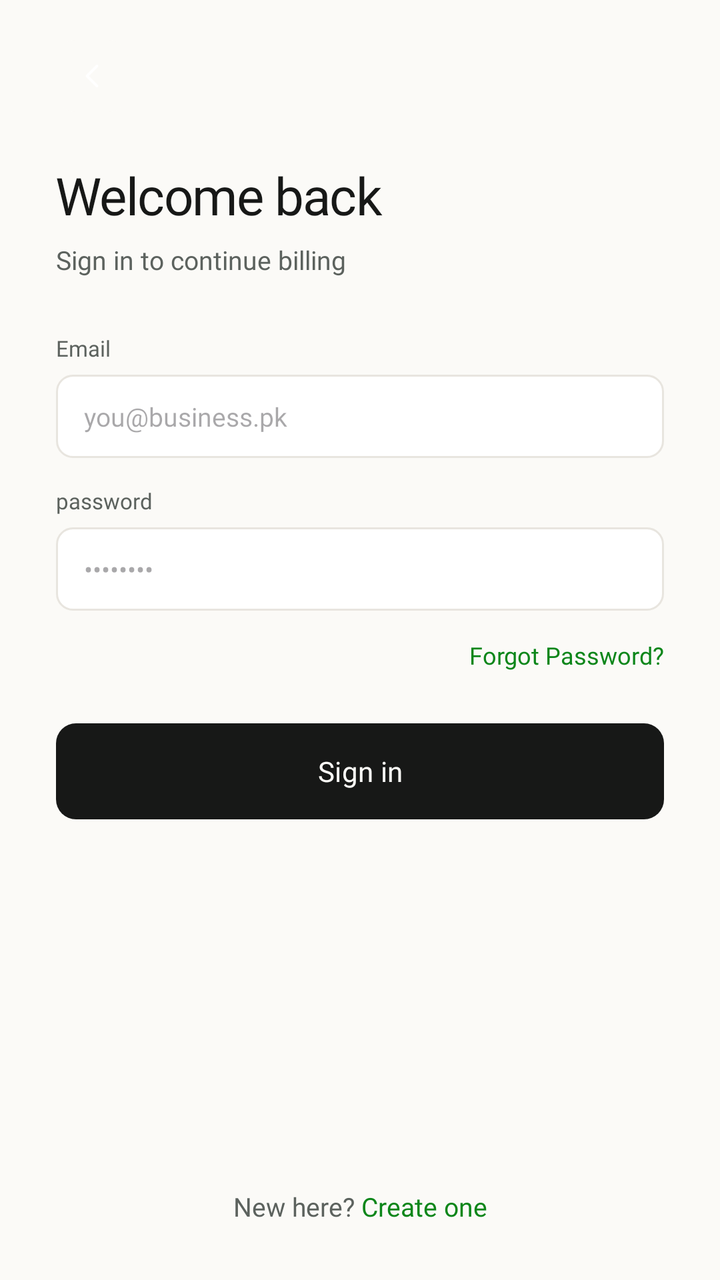
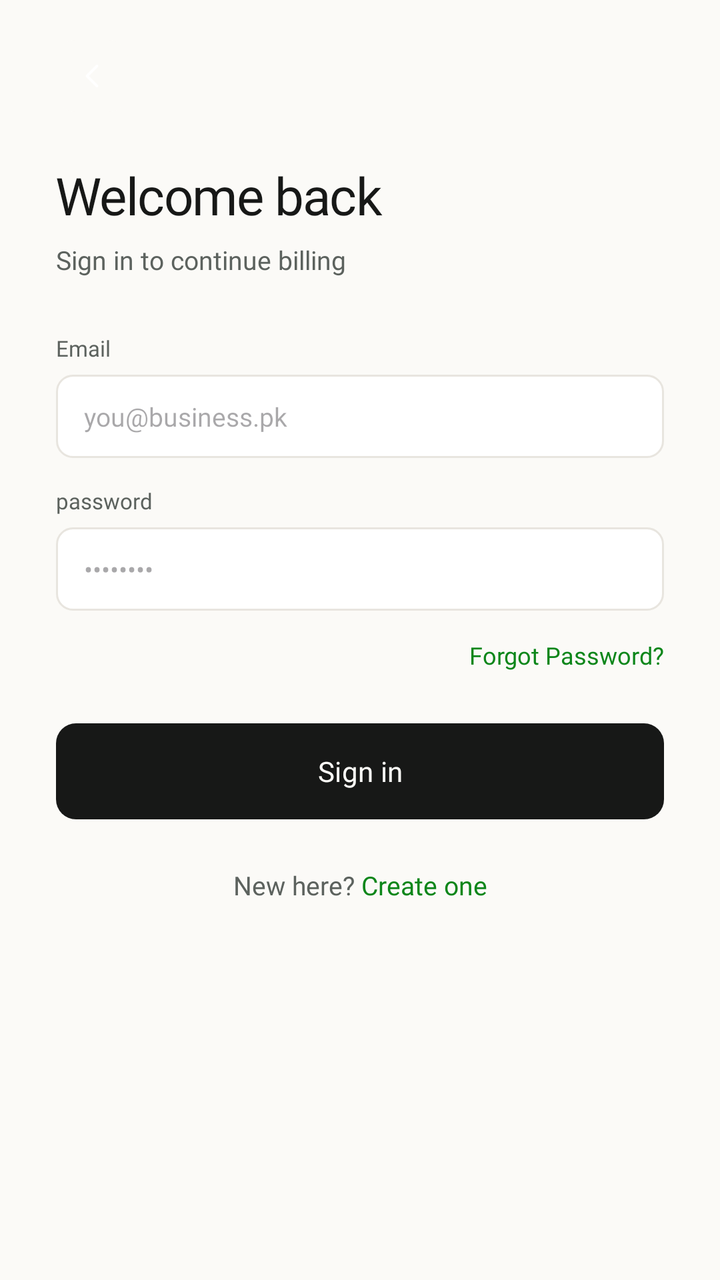

The first picture is an Android layout as it rendered before a commit; the second is the same layout after the commit. The layout source and the unified diff follow.
<!-- AndroidManifest.xml: application theme Theme.InvoiceGenerator -->
<!-- res/layout/fragment_login_screen.xml -->
<?xml version="1.0" encoding="utf-8"?>
<androidx.constraintlayout.widget.ConstraintLayout xmlns:android="http://schemas.android.com/apk/res/android"
    xmlns:app="http://schemas.android.com/apk/res-auto"
    xmlns:tools="http://schemas.android.com/tools"
    android:layout_width="match_parent"
    android:layout_height="match_parent"
    android:background="@color/bg_cream"
    android:paddingTop="20dp"
    android:paddingHorizontal="28dp"
    android:paddingBottom="28dp">


    <View
        android:id="@+id/backbtnview"
        android:layout_width="36dp"
        android:layout_height="36dp"
        android:background="@drawable/bg_login_back_icon"
        app:layout_constraintStart_toStartOf="parent"
        app:layout_constraintTop_toTopOf="parent"
       />
    <ImageView
        android:id="@+id/backbtn"
        android:layout_width="20dp"
        android:layout_height="20dp"
        android:background="@drawable/ic_login_screen"
        android:clickable="true"
        app:layout_constraintStart_toStartOf="@+id/backbtnview"
        app:layout_constraintTop_toTopOf="@+id/backbtnview"
        android:scaleType="fitCenter"
        app:layout_constraintEnd_toEndOf="@+id/backbtnview"
        app:layout_constraintBottom_toBottomOf="@+id/backbtnview"
        />

    <TextView
        android:id="@+id/textView5"
        android:layout_width="wrap_content"
        android:layout_height="wrap_content"
        android:layout_marginTop="24dp"
        android:fontFamily="@font/inter_bold"
        android:letterSpacing="-0.02"
        android:textColor="@color/text_primary"
        android:text="Welcome back"
        android:textSize="26sp"
        app:layout_constraintStart_toStartOf="parent"
        app:layout_constraintTop_toBottomOf="@+id/backbtnview" />

    <TextView
        android:id="@+id/subheading"
        android:layout_width="wrap_content"
        android:layout_height="wrap_content"
        android:layout_marginTop="6dp"
        android:text="Sign in to continue billing "
        android:textSize="13sp"
        android:fontFamily="@font/inter"
        android:layout_marginBottom="28sp"
        android:textColor="@color/text_grey"
        app:layout_constraintStart_toStartOf="parent"
        app:layout_constraintTop_toBottomOf="@+id/textView5"
        />

    <TextView
        android:id="@+id/emailLabel"
        android:layout_width="wrap_content"
        android:layout_height="wrap_content"
        android:fontFamily="@font/inter_medium"
        android:text="Email"
        android:textColor="@color/text_grey"
        android:textSize="11sp"
        tools:layout_editor_absoluteX="46dp"
        tools:layout_editor_absoluteY="194dp"
        android:layout_marginTop="28dp"
        app:layout_constraintStart_toStartOf="parent"
        app:layout_constraintTop_toBottomOf="@+id/subheading"/>

    <EditText
        android:id="@+id/editTextTextEmailAddress"
        android:layout_width="match_parent"
        android:layout_marginTop="6dp"
        android:layout_height="wrap_content"
        android:background="@drawable/bg_input_field"
        android:ems="10"
        android:fontFamily="@font/inter"
        android:hint="you@business.pk"
        android:inputType="textEmailAddress"
        android:paddingHorizontal="14dp"
        android:paddingVertical="12dp"
        android:textColor="@color/text_primary"
        android:textSize="13sp"
        app:layout_constraintEnd_toEndOf="parent"
        app:layout_constraintStart_toStartOf="parent"
        tools:layout_editor_absoluteY="197dp"
        app:layout_constraintTop_toBottomOf="@+id/emailLabel"
        />

    <TextView
        android:id="@+id/passLabel"
        android:layout_width="wrap_content"
        android:layout_height="wrap_content"
        android:layout_marginTop="14dp"
        android:fontFamily="@font/inter_medium"
        android:text="password"
        android:textColor="@color/text_grey"
        android:textSize="11sp"
        app:layout_constraintStart_toStartOf="parent"
        app:layout_constraintTop_toBottomOf="@+id/editTextTextEmailAddress" />

    <EditText
        android:id="@+id/editTextTextPassword"
        android:inputType="textPassword"
        android:layout_width="match_parent"
        android:layout_marginTop="6dp"
        android:layout_height="wrap_content"
        android:background="@drawable/bg_input_field"
        android:ems="10"
        android:fontFamily="@font/inter"
        android:hint="••••••••"
        android:paddingHorizontal="14dp"
        android:paddingVertical="12dp"
        android:textColor="@color/text_primary"
        android:textSize="13sp"
        tools:layout_editor_absoluteX="38dp"
        tools:layout_editor_absoluteY="293dp"
        app:layout_constraintStart_toStartOf="parent"
        app:layout_constraintTop_toBottomOf="@+id/passLabel"
        app:layout_constraintEnd_toEndOf="parent"
        />

    <TextView
        android:id="@+id/forgotPass"
        android:layout_width="wrap_content"
        android:layout_height="wrap_content"
        android:clickable="true"
        android:fontFamily="@font/inter_medium"
        android:text="Forgot Password?"
        android:textColor="@color/primary_green"
        android:textSize="12sp"
        android:layout_marginTop="14dp"
        app:layout_constraintEnd_toEndOf="parent"
        app:layout_constraintTop_toBottomOf="@id/editTextTextPassword"
        tools:layout_editor_absoluteX="278dp"
        tools:layout_editor_absoluteY="353dp" />

    <Button
        android:id="@+id/button2"
        android:layout_width="match_parent"
        android:layout_height="wrap_content"
        android:layout_marginTop="26dp"
        android:background="@drawable/sign_in_button_bg"
        android:fontFamily="@font/inter_semibold"
        android:paddingHorizontal="14dp"
        android:text="Sign in"
        android:textColor="@color/btn_text_light"
        android:textSize="14sp"
        app:backgroundTint="@null"
        app:layout_constraintEnd_toEndOf="parent"
        app:layout_constraintStart_toStartOf="parent"
        app:layout_constraintTop_toBottomOf="@id/forgotPass"
        android:gravity="center"/>

    <TextView
        android:id="@+id/textView6"
        android:layout_width="wrap_content"
        android:layout_height="wrap_content"
        android:text="New here? "
        android:textColor="@color/text_grey"
        android:textSize="13sp"
        android:fontFamily="@font/inter"
        android:paddingTop="24dp"
        app:layout_constraintBottom_toBottomOf="parent"
        app:layout_constraintStart_toStartOf="parent"
        app:layout_constraintEnd_toStartOf="@id/createone"
        app:layout_constraintHorizontal_chainStyle="packed" />

    <TextView
        android:id="@+id/createone"
        android:layout_width="wrap_content"
        android:layout_height="wrap_content"
        android:clickable="true"
        android:text="Create one"
        android:textColor="@color/primary_green"
        android:textSize="13sp"
        android:fontFamily="@font/inter"
        android:paddingTop="24dp"
        app:layout_constraintBottom_toBottomOf="parent"
        app:layout_constraintStart_toEndOf="@id/textView6"
        app:layout_constraintEnd_toEndOf="parent" />

    <ProgressBar
        android:id="@+id/loginProgressBar"
        android:layout_width="wrap_content"
        android:layout_height="wrap_content"
        android:visibility="gone"
        app:layout_constraintTop_toTopOf="parent"
        app:layout_constraintBottom_toBottomOf="parent"
        app:layout_constraintStart_toStartOf="parent"
        app:layout_constraintEnd_toEndOf="parent" />

</androidx.constraintlayout.widget.ConstraintLayout>
<!-- resources referenced by this layout -->
<resources>
  <color name="bg_cream">#FBFAF7</color>
  <color name="btn_text_light">#FBFAF7</color>
  <color name="primary_green">#0C861A</color>
  <color name="text_grey">#5C625E</color>
  <color name="text_primary">#171817</color>
  <!-- drawable bg_input_field (drawable) -->
  <?xml version="1.0" encoding="utf-8"?>
  <shape xmlns:android="http://schemas.android.com/apk/res/android">
      <solid android:color="@color/white"/>
      <corners android:radius="8dp"/>
      <stroke android:width="1dp" android:color="@color/btn_border_light"/>
  </shape>
  <!-- drawable bg_login_back_icon (drawable) -->
  <?xml version="1.0" encoding="utf-8"?>
  <shape xmlns:android="http://schemas.android.com/apk/res/android"
      android:shape="rectangle">
      <corners android:radius="10dp"/>
      <solid android:color="@color/bg_cream"/>
  
  
  </shape>
  <!-- drawable ic_login_screen (drawable) -->
  <vector xmlns:android="http://schemas.android.com/apk/res/android"
      android:width="20dp"
      android:height="20dp"
      android:viewportWidth="24"
      android:viewportHeight="24">
      <path
          android:strokeColor="#FFFFFF"
          android:strokeWidth="1.6"
          android:strokeLineCap="round"
          android:strokeLineJoin="round"
          android:pathData="M15 6l-6 6 6 6"/>
  </vector>
  <!-- drawable sign_in_button_bg (drawable) -->
  <?xml version="1.0" encoding="utf-8"?>
  <shape xmlns:android="http://schemas.android.com/apk/res/android">
      <corners android:radius="10dp"/>
      <solid android:color="@color/btn_bg_dark"/>
  </shape>
  <style name="Theme.InvoiceGenerator" parent="Base.Theme.InvoiceGenerator" />
  <color name="white">#FFFFFF</color>
  <color name="btn_border_light">#E8E5DF</color>
  <color name="btn_bg_dark">#171817</color>
  <style name="Base.Theme.InvoiceGenerator" parent="Theme.Material3.DayNight.NoActionBar">
          <item name="android:navigationBarColor">@android:color/transparent</item>
          <item name="android:statusBarColor">@android:color/transparent</item>
          <item name="android:windowBackground">@color/bg_cream</item>
          <item name="android:windowLightNavigationBar" tools:targetApi="o_mr1">true</item>
      </style>
</resources>

<!-- the commit's change to res/layout/fragment_login_screen.xml (unified diff, before → after) -->
@@ -4,195 +4,198 @@
     xmlns:tools="http://schemas.android.com/tools"
     android:layout_width="match_parent"
     android:layout_height="match_parent"
-    android:background="@color/bg_cream"
-    android:paddingTop="20dp"
-    android:paddingHorizontal="28dp"
-    android:paddingBottom="28dp">
-
+    android:background="@color/bg_cream">
 
     <View
         android:id="@+id/backbtnview"
         android:layout_width="36dp"
         android:layout_height="36dp"
+        android:layout_marginStart="28dp"
+        android:layout_marginTop="20dp"
         android:background="@drawable/bg_login_back_icon"
         app:layout_constraintStart_toStartOf="parent"
-        app:layout_constraintTop_toTopOf="parent"
-       />
+        app:layout_constraintTop_toTopOf="parent" />
+
     <ImageView
         android:id="@+id/backbtn"
         android:layout_width="20dp"
         android:layout_height="20dp"
         android:background="@drawable/ic_login_screen"
         android:clickable="true"
+        android:scaleType="fitCenter"
+        app:layout_constraintBottom_toBottomOf="@+id/backbtnview"
+        app:layout_constraintEnd_toEndOf="@+id/backbtnview"
         app:layout_constraintStart_toStartOf="@+id/backbtnview"
-        app:layout_constraintTop_toTopOf="@+id/backbtnview"
-        android:scaleType="fitCenter"
-        app:layout_constraintEnd_toEndOf="@+id/backbtnview"
-        app:layout_constraintBottom_toBottomOf="@+id/backbtnview"
-        />
-
-    <TextView
-        android:id="@+id/textView5"
-        android:layout_width="wrap_content"
-        android:layout_height="wrap_content"
-        android:layout_marginTop="24dp"
-        android:fontFamily="@font/inter_bold"
-        android:letterSpacing="-0.02"
-        android:textColor="@color/text_primary"
-        android:text="Welcome back"
-        android:textSize="26sp"
-        app:layout_constraintStart_toStartOf="parent"
-        app:layout_constraintTop_toBottomOf="@+id/backbtnview" />
-
-    <TextView
-        android:id="@+id/subheading"
-        android:layout_width="wrap_content"
-        android:layout_height="wrap_content"
-        android:layout_marginTop="6dp"
-        android:text="Sign in to continue billing "
-        android:textSize="13sp"
-        android:fontFamily="@font/inter"
-        android:layout_marginBottom="28sp"
-        android:textColor="@color/text_grey"
-        app:layout_constraintStart_toStartOf="parent"
-        app:layout_constraintTop_toBottomOf="@+id/textView5"
-        />
-
-    <TextView
-        android:id="@+id/emailLabel"
-        android:layout_width="wrap_content"
-        android:layout_height="wrap_content"
-        android:fontFamily="@font/inter_medium"
-        android:text="Email"
-        android:textColor="@color/text_grey"
-        android:textSize="11sp"
-        tools:layout_editor_absoluteX="46dp"
-        tools:layout_editor_absoluteY="194dp"
-        android:layout_marginTop="28dp"
-        app:layout_constraintStart_toStartOf="parent"
-        app:layout_constraintTop_toBottomOf="@+id/subheading"/>
-
-    <EditText
-        android:id="@+id/editTextTextEmailAddress"
+        app:layout_constraintTop_toTopOf="@+id/backbtnview" />
+
+    <androidx.core.widget.NestedScrollView
         android:layout_width="match_parent"
-        android:layout_marginTop="6dp"
-        android:layout_height="wrap_content"
-        android:background="@drawable/bg_input_field"
-        android:ems="10"
-        android:fontFamily="@font/inter"
-        android:hint="you@business.pk"
-        android:inputType="textEmailAddress"
-        android:paddingHorizontal="14dp"
-        android:paddingVertical="12dp"
-        android:textColor="@color/text_primary"
-        android:textSize="13sp"
-        app:layout_constraintEnd_toEndOf="parent"
-        app:layout_constraintStart_toStartOf="parent"
-        tools:layout_editor_absoluteY="197dp"
-        app:layout_constraintTop_toBottomOf="@+id/emailLabel"
-        />
-
-    <TextView
-        android:id="@+id/passLabel"
-        android:layout_width="wrap_content"
-        android:layout_height="wrap_content"
-        android:layout_marginTop="14dp"
-        android:fontFamily="@font/inter_medium"
-        android:text="password"
-        android:textColor="@color/text_grey"
-        android:textSize="11sp"
-        app:layout_constraintStart_toStartOf="parent"
-        app:layout_constraintTop_toBottomOf="@+id/editTextTextEmailAddress" />
-
-    <EditText
-        android:id="@+id/editTextTextPassword"
-        android:inputType="textPassword"
-        android:layout_width="match_parent"
-        android:layout_marginTop="6dp"
-        android:layout_height="wrap_content"
-        android:background="@drawable/bg_input_field"
-        android:ems="10"
-        android:fontFamily="@font/inter"
-        android:hint="••••••••"
-        android:paddingHorizontal="14dp"
-        android:paddingVertical="12dp"
-        android:textColor="@color/text_primary"
-        android:textSize="13sp"
-        tools:layout_editor_absoluteX="38dp"
-        tools:layout_editor_absoluteY="293dp"
-        app:layout_constraintStart_toStartOf="parent"
-        app:layout_constraintTop_toBottomOf="@+id/passLabel"
-        app:layout_constraintEnd_toEndOf="parent"
-        />
-
-    <TextView
-        android:id="@+id/forgotPass"
-        android:layout_width="wrap_content"
-        android:layout_height="wrap_content"
-        android:clickable="true"
-        android:fontFamily="@font/inter_medium"
-        android:text="Forgot Password?"
-        android:textColor="@color/primary_green"
-        android:textSize="12sp"
-        android:layout_marginTop="14dp"
-        app:layout_constraintEnd_toEndOf="parent"
-        app:layout_constraintTop_toBottomOf="@id/editTextTextPassword"
-        tools:layout_editor_absoluteX="278dp"
-        tools:layout_editor_absoluteY="353dp" />
-
-    <Button
-        android:id="@+id/button2"
-        android:layout_width="match_parent"
-        android:layout_height="wrap_content"
-        android:layout_marginTop="26dp"
-        android:background="@drawable/sign_in_button_bg"
-        android:fontFamily="@font/inter_semibold"
-        android:paddingHorizontal="14dp"
-        android:text="Sign in"
-        android:textColor="@color/btn_text_light"
-        android:textSize="14sp"
-        app:backgroundTint="@null"
-        app:layout_constraintEnd_toEndOf="parent"
-        app:layout_constraintStart_toStartOf="parent"
-        app:layout_constraintTop_toBottomOf="@id/forgotPass"
-        android:gravity="center"/>
-
-    <TextView
-        android:id="@+id/textView6"
-        android:layout_width="wrap_content"
-        android:layout_height="wrap_content"
-        android:text="New here? "
-        android:textColor="@color/text_grey"
-        android:textSize="13sp"
-        android:fontFamily="@font/inter"
-        android:paddingTop="24dp"
-        app:layout_constraintBottom_toBottomOf="parent"
-        app:layout_constraintStart_toStartOf="parent"
-        app:layout_constraintEnd_toStartOf="@id/createone"
-        app:layout_constraintHorizontal_chainStyle="packed" />
-
-    <TextView
-        android:id="@+id/createone"
-        android:layout_width="wrap_content"
-        android:layout_height="wrap_content"
-        android:clickable="true"
-        android:text="Create one"
-        android:textColor="@color/primary_green"
-        android:textSize="13sp"
-        android:fontFamily="@font/inter"
-        android:paddingTop="24dp"
-        app:layout_constraintBottom_toBottomOf="parent"
-        app:layout_constraintStart_toEndOf="@id/textView6"
-        app:layout_constraintEnd_toEndOf="parent" />
+        android:layout_height="0dp"
+        android:fillViewport="true"
+        android:layout_marginTop="12dp"
+        app:layout_constraintTop_toBottomOf="@id/backbtnview"
+        app:layout_constraintBottom_toBottomOf="parent">
+
+        <androidx.constraintlayout.widget.ConstraintLayout
+            android:layout_width="match_parent"
+            android:layout_height="wrap_content"
+            android:paddingHorizontal="28dp"
+            android:paddingBottom="28dp">
+
+            <TextView
+                android:id="@+id/textView5"
+                android:layout_width="wrap_content"
+                android:layout_height="wrap_content"
+                android:layout_marginTop="12dp"
+                android:fontFamily="@font/inter_bold"
+                android:letterSpacing="-0.02"
+                android:textColor="@color/text_primary"
+                android:text="Welcome back"
+                android:textSize="26sp"
+                app:layout_constraintStart_toStartOf="parent"
+                app:layout_constraintTop_toTopOf="parent" />
+
+            <TextView
+                android:id="@+id/subheading"
+                android:layout_width="wrap_content"
+                android:layout_height="wrap_content"
+                android:layout_marginTop="6dp"
+                android:text="Sign in to continue billing "
+                android:textSize="13sp"
+                android:fontFamily="@font/inter"
+                android:textColor="@color/text_grey"
+                app:layout_constraintStart_toStartOf="parent"
+                app:layout_constraintTop_toBottomOf="@+id/textView5" />
+
+            <TextView
+                android:id="@+id/emailLabel"
+                android:layout_width="wrap_content"
+                android:layout_height="wrap_content"
+                android:fontFamily="@font/inter_medium"
+                android:text="Email"
+                android:textColor="@color/text_grey"
+                android:textSize="11sp"
+                android:layout_marginTop="28dp"
+                app:layout_constraintStart_toStartOf="parent"
+                app:layout_constraintTop_toBottomOf="@+id/subheading" />
+
+            <EditText
+                android:id="@+id/editTextTextEmailAddress"
+                android:layout_width="match_parent"
+                android:layout_height="wrap_content"
+                android:layout_marginTop="6dp"
+                android:background="@drawable/bg_input_field"
+                android:ems="10"
+                android:fontFamily="@font/inter"
+                android:hint="you@business.pk"
+                android:inputType="textEmailAddress"
+                android:paddingHorizontal="14dp"
+                android:paddingVertical="12dp"
+                android:textColor="@color/text_primary"
+                android:textSize="13sp"
+                app:layout_constraintEnd_toEndOf="parent"
+                app:layout_constraintStart_toStartOf="parent"
+                app:layout_constraintTop_toBottomOf="@+id/emailLabel" />
+
+            <TextView
+                android:id="@+id/passLabel"
+                android:layout_width="wrap_content"
+                android:layout_height="wrap_content"
+                android:layout_marginTop="14dp"
+                android:fontFamily="@font/inter_medium"
+                android:text="password"
+                android:textColor="@color/text_grey"
+                android:textSize="11sp"
+                app:layout_constraintStart_toStartOf="parent"
+                app:layout_constraintTop_toBottomOf="@+id/editTextTextEmailAddress" />
+
+            <EditText
+                android:id="@+id/editTextTextPassword"
+                android:layout_width="match_parent"
+                android:layout_height="wrap_content"
+                android:layout_marginTop="6dp"
+                android:background="@drawable/bg_input_field"
+                android:ems="10"
+                android:fontFamily="@font/inter"
+                android:hint="••••••••"
+                android:inputType="textPassword"
+                android:paddingHorizontal="14dp"
+                android:paddingVertical="12dp"
+                android:textColor="@color/text_primary"
+                android:textSize="13sp"
+                app:layout_constraintEnd_toEndOf="parent"
+                app:layout_constraintStart_toStartOf="parent"
+                app:layout_constraintTop_toBottomOf="@+id/passLabel" />
+
+            <TextView
+                android:id="@+id/forgotPass"
+                android:layout_width="wrap_content"
+                android:layout_height="wrap_content"
+                android:clickable="true"
+                android:fontFamily="@font/inter_medium"
+                android:text="Forgot Password?"
+                android:textColor="@color/primary_green"
+                android:textSize="12sp"
+                android:layout_marginTop="14dp"
+                app:layout_constraintEnd_toEndOf="parent"
+                app:layout_constraintTop_toBottomOf="@id/editTextTextPassword" />
+
+            <Button
+                android:id="@+id/button2"
+                android:layout_width="match_parent"
+                android:layout_height="wrap_content"
+                android:layout_marginTop="26dp"
+                android:background="@drawable/sign_in_button_bg"
+                android:fontFamily="@font/inter_semibold"
+                android:gravity="center"
+                android:paddingHorizontal="14dp"
+                android:text="Sign in"
+                android:textColor="@color/btn_text_light"
+                android:textSize="14sp"
+                app:backgroundTint="@null"
+                app:layout_constraintEnd_toEndOf="parent"
+                app:layout_constraintStart_toStartOf="parent"
+                app:layout_constraintTop_toBottomOf="@id/forgotPass" />
+
+            <TextView
+                android:id="@+id/textView6"
+                android:layout_width="wrap_content"
+                android:layout_height="wrap_content"
+                android:text="New here? "
+                android:textColor="@color/text_grey"
+                android:textSize="13sp"
+                android:fontFamily="@font/inter"
+                android:paddingTop="24dp"
+                app:layout_constraintTop_toBottomOf="@id/button2"
+                app:layout_constraintStart_toStartOf="parent"
+                app:layout_constraintEnd_toStartOf="@id/createone"
+                app:layout_constraintHorizontal_chainStyle="packed" />
+
+            <TextView
+                android:id="@+id/createone"
+                android:layout_width="wrap_content"
+                android:layout_height="wrap_content"
+                android:clickable="true"
+                android:text="Create one"
+                android:textColor="@color/primary_green"
+                android:textSize="13sp"
+                android:fontFamily="@font/inter"
+                android:paddingTop="24dp"
+                app:layout_constraintTop_toBottomOf="@id/button2"
+                app:layout_constraintStart_toEndOf="@id/textView6"
+                app:layout_constraintEnd_toEndOf="parent" />
+
+        </androidx.constraintlayout.widget.ConstraintLayout>
+    </androidx.core.widget.NestedScrollView>
 
     <ProgressBar
         android:id="@+id/loginProgressBar"
         android:layout_width="wrap_content"
         android:layout_height="wrap_content"
         android:visibility="gone"
-        app:layout_constraintTop_toTopOf="parent"
         app:layout_constraintBottom_toBottomOf="parent"
+        app:layout_constraintEnd_toEndOf="parent"
         app:layout_constraintStart_toStartOf="parent"
-        app:layout_constraintEnd_toEndOf="parent" />
+        app:layout_constraintTop_toTopOf="parent" />
 
 </androidx.constraintlayout.widget.ConstraintLayout>
<!-- resource entries referenced after the edit -->
@@ -49,6 +49,9 @@
           <item name="android:statusBarColor">@android:color/transparent</item>
           <item name="android:windowBackground">@color/bg_cream</item>
           <item name="android:windowLightNavigationBar" tools:targetApi="o_mr1">true</item>
+          <item name="colorPrimary">@color/primary_green</item>
+          <item name="colorSecondary">@color/primary_green</item>
+          <item name="colorControlActivated">@color/primary_green</item>
       </style>
 </resources>
 
